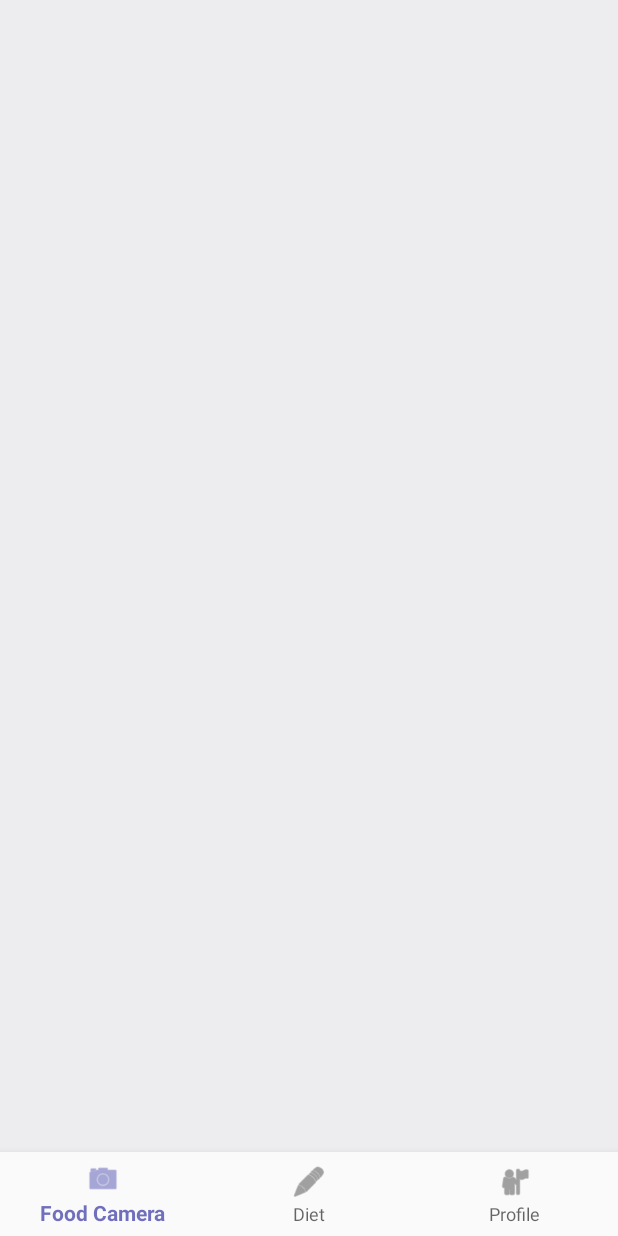
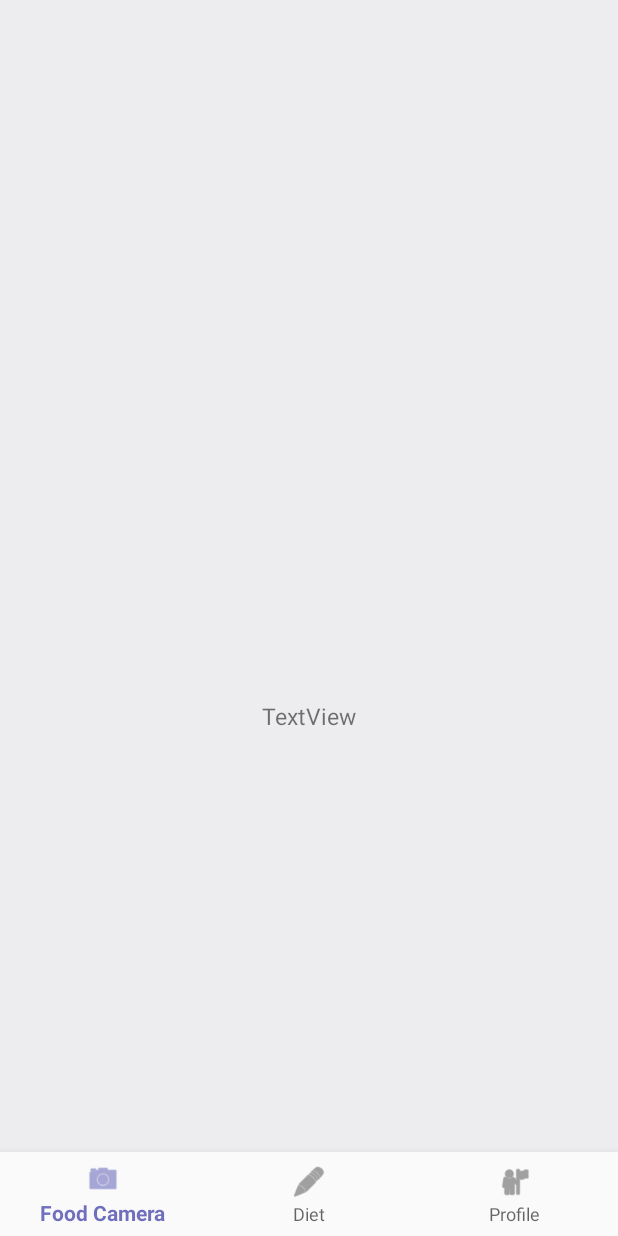
Before and after one commit to dnsldnsl07/Kcalmera, an Android app: the CamFragment screen opened through its navigation route, on a phone screen of 412 x 824 dp. Run offline under Robolectric (Android 15) with nearby library versions, the phone set to English and light mode, and no system bars; our stand-ins replace navigation-ui; libraries missing offline, so code that uses them is left out: com.gun0912.tedpermission; 1 statement that could not run was skipped.

Commit message:
촬영후 데이터 자동등록 update

```diff
--- a/app/src/main/assets/food-info.txt
+++ b/app/src/main/assets/food-info.txt
@@ -7,7 +7,7 @@
 후라이드치킨	100	312	11	21	20	1	471	-1	4.8	0.04
 양념치킨	100	276.03	21.13	17.75	13.39	6.24	402.74	68.89	2.69	0.11
 깍두기	50	18.33	3.34	0.83	0.18	1.39	323.47	0.8	0.02	0
-배추김치	50	19.13	2.9	1.23	0.29	0.79	312.08	1.13	0.06	0
+김치	50	19.13	2.9	1.23	0.29	0.79	312.08	1.13	0.06	0
 백김치	50	9.35	1.23	0.53	0.26	0.12	249.07	0.01	0.01	0
 시금치나물	100	68	7.25	3.22	3.63	0.96	584	0	0.441	-1
 만두	250	452.01	48.64	16.3	21.36	2.92	849.33	16.01	6.08	0.1
--- a/app/src/main/java/com/example/kcalmera/ui/diet/TestView.java
+++ b/app/src/main/java/com/example/kcalmera/ui/diet/TestView.java
@@ -40,7 +40,7 @@ public class TestView extends LinearLayout implements Checkable {
     public void setText1(String name,double amount){
         //textView1.setText(name);
         //change
-        ctv.setText(name + " (" + amount+")");
+        ctv.setText(name + " (" + amount+"인분)");
         //ctv.setChecked(true);
     }
     public void setText2(String foodInfo){
--- a/app/src/main/res/layout/fragment_cam.xml
+++ b/app/src/main/res/layout/fragment_cam.xml
@@ -11,7 +11,7 @@
         android:layout_height="45dp"
         android:layout_weight="1"
         android:background="#000000"
-        android:onClick="onClickCam1"
+        android:onClick="onClickAccept"
         android:text="확인"
         android:textAllCaps="false"
         android:textColor="#FFFFFF"
@@ -28,7 +28,7 @@
         android:layout_height="45dp"
         android:layout_weight="1"
         android:background="#000000"
-        android:onClick="onClickCam2"
+        android:onClick="onClickCancel"
         android:text="다시 촬영"
         android:textColor="#FFFFFF"
         android:textSize="18sp"
@@ -61,6 +61,15 @@
         android:orientation="horizontal"
         app:layout_constraintGuide_end="91dp" />
 
-
+    <TextView
+        android:id="@+id/DetectedFood"
+        android:layout_width="wrap_content"
+        android:layout_height="wrap_content"
+        android:layout_marginTop="15dp"
+        android:text="TextView"
+        android:textSize="15dp"
+        app:layout_constraintEnd_toEndOf="parent"
+        app:layout_constraintStart_toStartOf="parent"
+        app:layout_constraintTop_toBottomOf="@+id/imageview" />
 
 </androidx.constraintlayout.widget.ConstraintLayout>
--- a/app/src/main/res/layout/fragment_profile.xml
+++ b/app/src/main/res/layout/fragment_profile.xml
@@ -160,6 +160,7 @@
                 android:id="@+id/weightText"
                 android:layout_width="80dp"
                 android:layout_height="wrap_content"
+                android:gravity="right"
                 android:layout_below="@+id/heightText"
                 android:text="몸무게"
                 android:textSize="25dp"
```
Also changed, not shown: app/src/main/java/com/example/kcalmera/ImageClassifier.java (+43 -5 lines), app/src/main/java/com/example/kcalmera/MainActivity.java (+12 -3 lines), app/src/main/java/com/example/kcalmera/ui/diet/DietFragment.java (+44 -8 lines).
